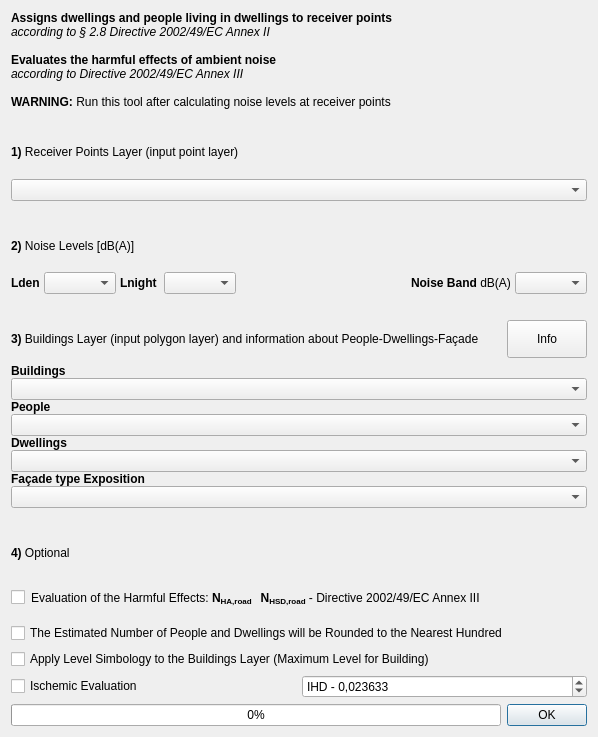
Above: tools/ui_NoiseExposure.ui from pierluigiderosa/openoise before the change. Below: the same form after it.
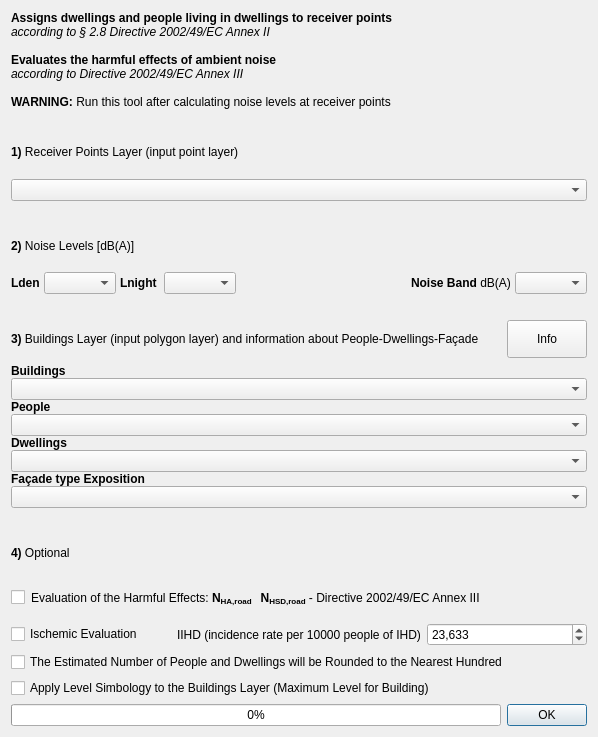
That is the form after the change. Custom widgets are drawn as their Qt base class.

Commit message: - added calculation of ischemic effects

Diff of the .ui file:
```diff
--- a/tools/ui_NoiseExposure.ui
+++ b/tools/ui_NoiseExposure.ui
@@ -406,20 +406,6 @@
      </item>
     </layout>
    </item>
-   <item>
-    <widget class="QCheckBox" name="hundredsCheck">
-     <property name="text">
-      <string>The Estimated Number of People and Dwellings will be Rounded to the Nearest Hundred</string>
-     </property>
-    </widget>
-   </item>
-   <item>
-    <widget class="QCheckBox" name="applyNoiseSimbology">
-     <property name="text">
-      <string>Apply Level Simbology to the Buildings Layer (Maximum Level for Building)</string>
-     </property>
-    </widget>
-   </item>
    <item>
     <layout class="QHBoxLayout" name="horizontalLayout_2">
      <property name="leftMargin">
@@ -436,23 +422,38 @@
       </widget>
      </item>
      <item>
-      <widget class="QDoubleSpinBox" name="doubleSpinBox">
-       <property name="prefix">
-        <string>IHD - </string>
+      <widget class="QLabel" name="label_12">
+       <property name="text">
+        <string>IIHD (incidence rate per 10000 people of IHD)</string>
        </property>
-       <property name="suffix">
-        <string/>
-       </property>
+      </widget>
+     </item>
+     <item>
+      <widget class="QgsDoubleSpinBox" name="IHDdouble">
        <property name="decimals">
-        <number>6</number>
+        <number>3</number>
        </property>
        <property name="value">
-        <double>0.023633000000000</double>
+        <double>23.632999999999999</double>
        </property>
       </widget>
      </item>
     </layout>
    </item>
+   <item>
+    <widget class="QCheckBox" name="hundredsCheck">
+     <property name="text">
+      <string>The Estimated Number of People and Dwellings will be Rounded to the Nearest Hundred</string>
+     </property>
+    </widget>
+   </item>
+   <item>
+    <widget class="QCheckBox" name="applyNoiseSimbology">
+     <property name="text">
+      <string>Apply Level Simbology to the Buildings Layer (Maximum Level for Building)</string>
+     </property>
+    </widget>
+   </item>
    <item>
     <layout class="QHBoxLayout" name="horizontalLayout">
      <item>
@@ -483,6 +484,11 @@
   </layout>
  </widget>
  <customwidgets>
+  <customwidget>
+   <class>QgsDoubleSpinBox</class>
+   <extends>QDoubleSpinBox</extends>
+   <header>qgsdoublespinbox.h</header>
+  </customwidget>
   <customwidget>
    <class>QgsFieldComboBox</class>
    <extends>QComboBox</extends>
```
The commit also changes 2 other files.
